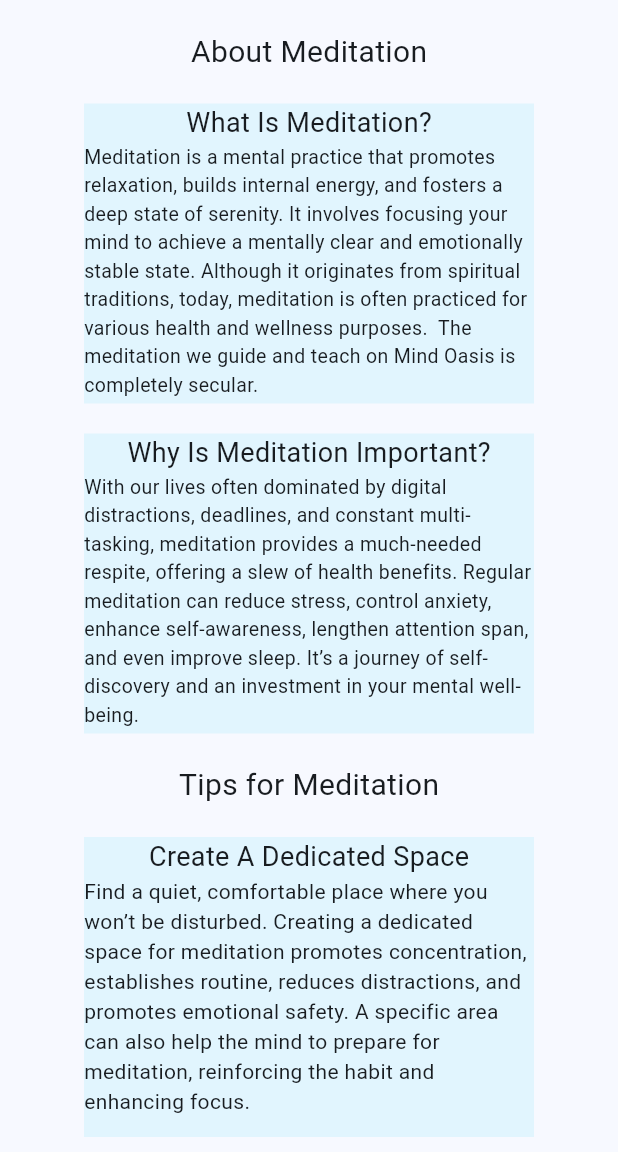
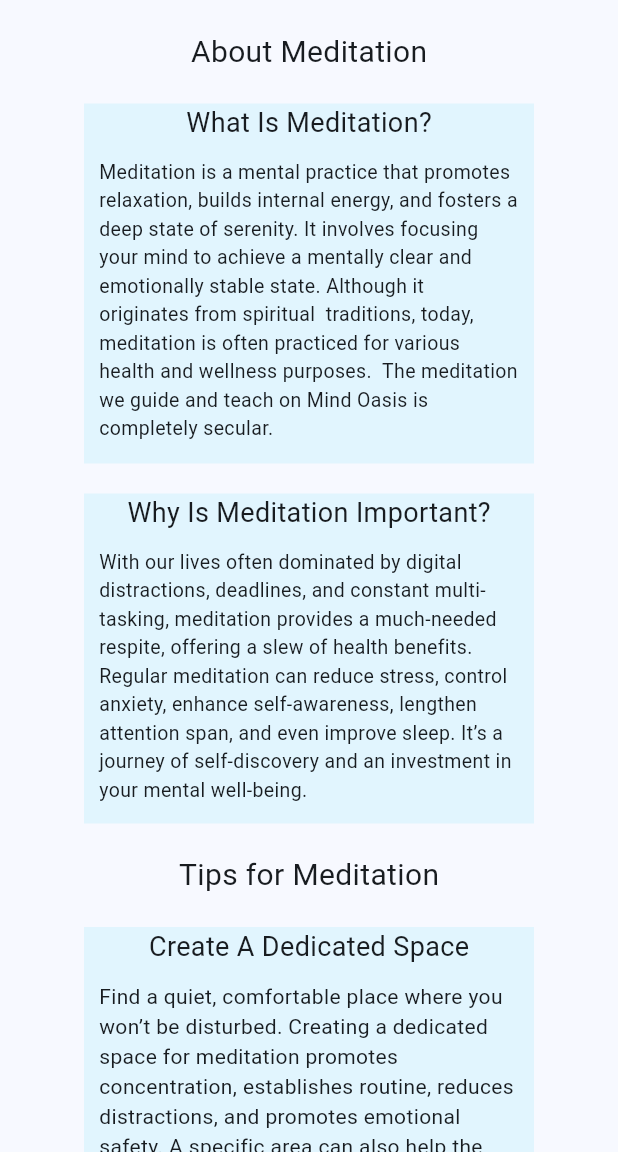
Before and after one commit to DavidGomes7/medistation-project, a Flutter app: the screen it shows after launch, in the side drawer, after a tap on "Tips", on a phone screen of 412 x 824 dp, the part 84-1236 px from its top. Run offline on Flutter 3.47's test engine with Material 3 defaults, Android fonts, the phone set to English and light mode, and no system bars; our stand-ins replace circular_countdown_timer, just_audio, just_audio_background, percent_indicator.

Commit message:
Add padding into tipspage

```diff
--- a/lib/tipspage.dart
+++ b/lib/tipspage.dart
@@ -38,12 +38,14 @@ class _TipsPageState extends State<TipsPage> {
               Padding(padding: EdgeInsets.all(10)),
               Container(
                 color: Colors.lightBlue[50],
-                height: 200,
+                height: 240,
                 width: 300,
                 child: Column(
                   children: [
                     Text("What Is Meditation?", style: TextStyle(fontSize: 18),),
-                    const  Align(
+                    Padding(
+                      padding: const EdgeInsets.all(10.0),
+                      child: const  Align(
                         alignment: Alignment.center,
                         child: Text(
                           "Meditation is a mental practice that promotes relaxation, builds internal energy,"
@@ -54,6 +56,7 @@ class _TipsPageState extends State<TipsPage> {
                           style: TextStyle(fontSize: 13),
                       ),
                                         ),
+                    ),
                   ],
                 ),
               ),
@@ -61,12 +64,14 @@ class _TipsPageState extends State<TipsPage> {
               //Divider(height: 30, thickness: 0,),
               Container(
                 color: Colors.lightBlue[50],
-                height: 200,
+                height: 220,
                 width: 300,
                 child: Column(
                     children: [
                       Text("Why Is Meditation Important?", style: TextStyle(fontSize: 18),),
-                    const Align(
+                    Padding(
+                      padding: const EdgeInsets.all(10.0),
+                      child: const Align(
                           alignment: Alignment.center,
                           child: Text(
                             "With our lives often dominated by digital distractions, deadlines,"
@@ -78,6 +83,7 @@ class _TipsPageState extends State<TipsPage> {
                             style: TextStyle(fontSize: 13),
                           ),
                         ),
+                    ),
                     ],
                 ),
               ),
@@ -86,12 +92,14 @@ class _TipsPageState extends State<TipsPage> {
               Padding(padding: EdgeInsets.all(10)),
               Container(
                 color: Colors.lightBlue[50],
-                height: 200,
+                height: 210,
                 width: 300,
                 child: Column(
                   children: [
                     Text("Create A Dedicated Space", style: TextStyle(fontSize: 18),),
-                    const Align(
+                    Padding(
+                      padding: const EdgeInsets.all(10.0),
+                      child: const Align(
                         alignment: Alignment.center,
                         child: Text("Find a quiet, comfortable place where you won’t be disturbed."
                         " Creating a dedicated space for meditation promotes concentration, establishes"
@@ -100,18 +108,21 @@ class _TipsPageState extends State<TipsPage> {
                         " focus."),
 
                       ),
+                    ),
                   ],
                 ),
               ),
               Padding(padding: EdgeInsets.all(10)),
               Container(
                 color: Colors.lightBlue[50],
-                height: 240,
+                height: 280,
                 width: 300,
                 child: Column(
                     children: [
                       Text("Choose The Right Time", style: TextStyle(fontSize: 18),),
-                    const Align(
+                    Padding(
+                      padding: const EdgeInsets.all(10.0),
+                      child: const Align(
                           alignment: Alignment.center,
                           child: Text(
                             "Timing is important because it can impact the quality and effectiveness of your practice."
@@ -123,18 +134,21 @@ class _TipsPageState extends State<TipsPage> {
                             style: TextStyle(fontSize: 13),
                           ),
                         ),
+                    ),
                     ],
                 ),
               ),
               Padding(padding: EdgeInsets.all(10)),
               Container(
                 color: Colors.lightBlue[50],
-                height: 200,
+                height: 220,
                 width: 300,
                 child: Column(
                     children: [
                       Text("Start With Short Sessions", style: TextStyle(fontSize: 18),),
-                    const Align(
+                    Padding(
+                      padding: const EdgeInsets.all(10.0),
+                      child: const Align(
                           alignment: Alignment.center,
                           child: Text(
                             "Starting with short meditation sessions can be incredibly beneficial for beginners."
@@ -145,24 +159,31 @@ class _TipsPageState extends State<TipsPage> {
                             style: TextStyle(fontSize: 13),
                           ),
                         ),
+                    ),
                     ],
                 ),
               ),
               Padding(padding: EdgeInsets.all(10)),
               Container(
                 color: Colors.lightBlue[50],
-                height: 180,
+                height: 190,
                 width: 300,
                 child: Column(
                     children: [
-                      Text("Be Patient With Yourself And With The Process", style: TextStyle(fontSize: 18),),
-                    const Align(
+                      Padding(
+                        padding: const EdgeInsets.only(right: 10, left: 10),
+                        child: Text("Be Patient With Yourself And With The Process", style: TextStyle(fontSize: 18),),
+                      ),
+                    Padding(
+                      padding: const EdgeInsets.all(10.0),
+                      child: const Align(
                           alignment: Alignment.center,
                           child: Text(
                             "Understand that your mind will wander, and that’s okay. The practice of returning your"
                             " focus to your meditation is what truly matters. Also remember that it will take time for"
                             " you to see the fruits of your labor; the results of meditation are not immediate.",
                             style: TextStyle(fontSize: 13),
+                          ),
                         ),
                     ),
                     ],
```
Lines whose indentation alone changed are shown as unchanged.
